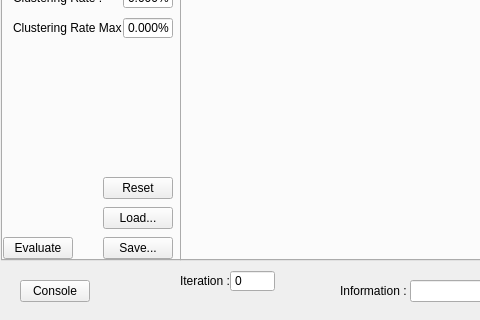
The window that Example/GUI/mainwindow.ui (MatthieuHernandez/NeuralNetworkTest) describes before a commit, drawn with Qt 5; both pictures show x 0 to 480 and y 180 to 500 of the 851 by 500 pixel window.
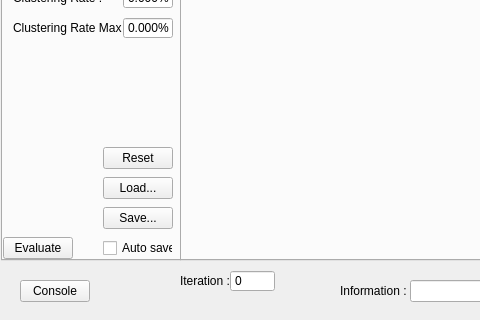
The same window after the commit. Icons and pictures are not drawn. Custom widgets are drawn as their Qt base class.

Commit message: [NN-0061] Add checkbox to GUI

```diff
--- a/Example/GUI/mainwindow.ui
+++ b/Example/GUI/mainwindow.ui
@@ -542,7 +542,7 @@
       <property name="geometry">
        <rect>
         <x>100</x>
-        <y>360</y>
+        <y>330</y>
         <width>70</width>
         <height>22</height>
        </rect>
@@ -555,7 +555,7 @@
       <property name="geometry">
        <rect>
         <x>100</x>
-        <y>390</y>
+        <y>360</y>
         <width>70</width>
         <height>22</height>
        </rect>
@@ -568,7 +568,7 @@
       <property name="geometry">
        <rect>
         <x>100</x>
-        <y>330</y>
+        <y>300</y>
         <width>70</width>
         <height>22</height>
        </rect>
@@ -577,6 +577,19 @@
        <string>Reset</string>
       </property>
      </widget>
+     <widget class="QCheckBox" name="checkBoxAutoSave">
+      <property name="geometry">
+       <rect>
+        <x>100</x>
+        <y>390</y>
+        <width>70</width>
+        <height>22</height>
+       </rect>
+      </property>
+      <property name="text">
+       <string>Auto save</string>
+      </property>
+     </widget>
     </widget>
     <widget class="QWidget" name="tab_4">
      <attribute name="title">
```
